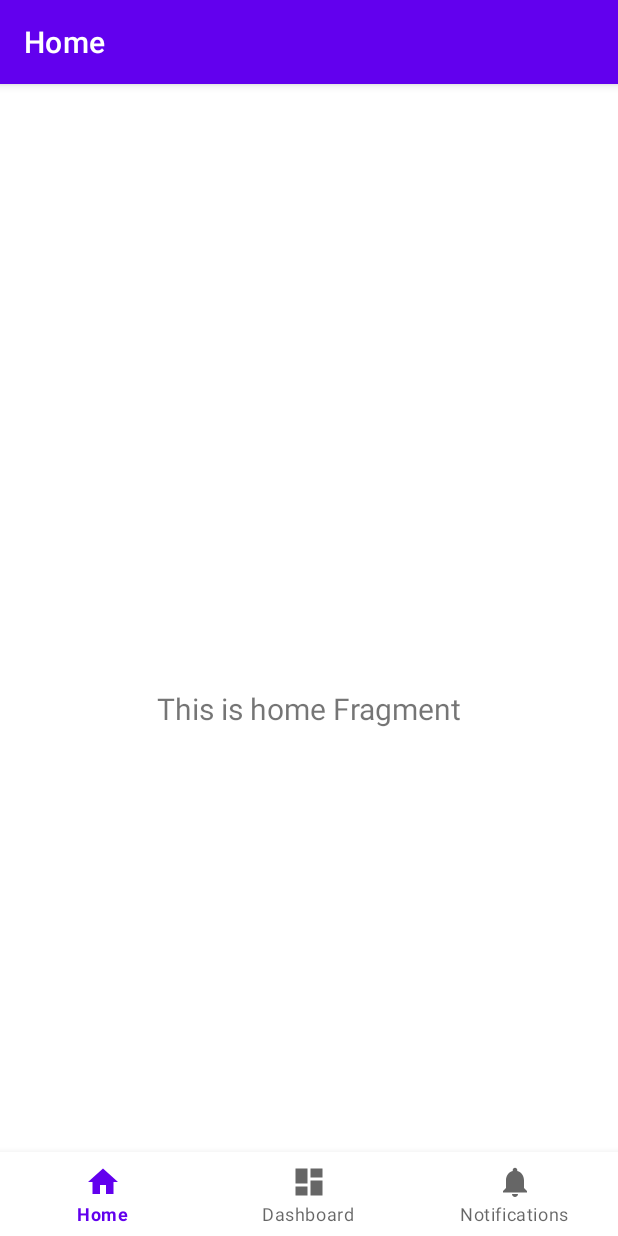
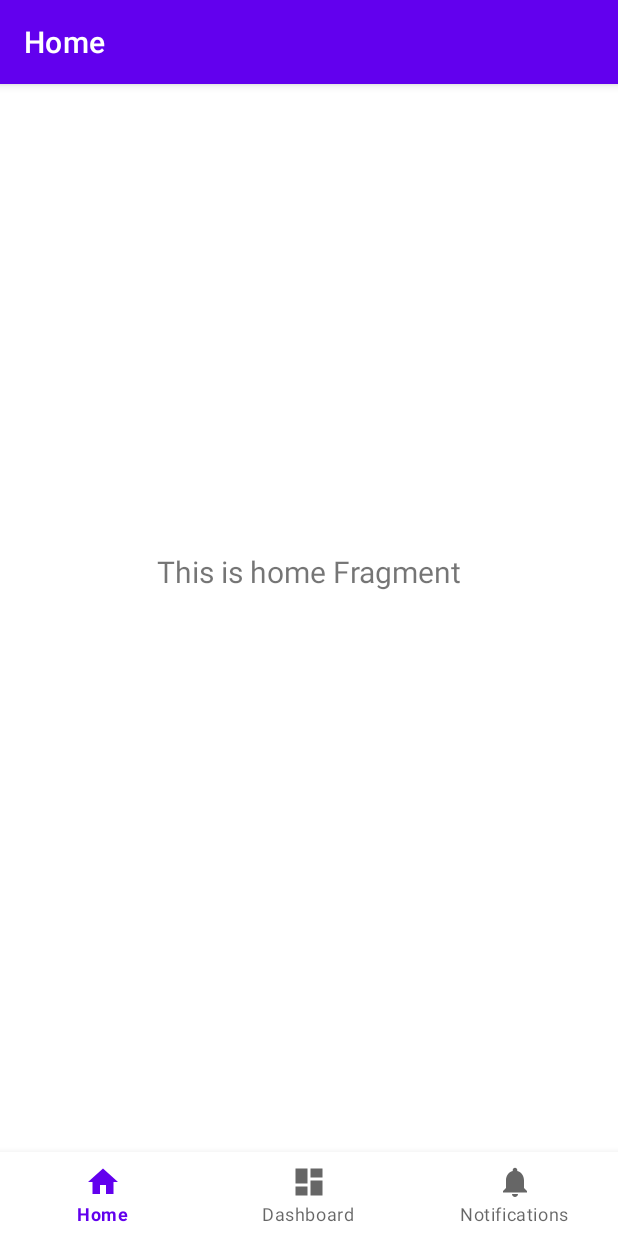
Before and after one commit to Kroich/Young_Cook_Recept_Application, an Android app: the screen it shows after launch (MainActivity), on a phone screen of 412 x 824 dp. Run offline under Robolectric (Android 15) with nearby library versions, the phone set to English and light mode, and no system bars; our stand-ins replace navigation-ui.

```diff
--- a/src/app/src/main/res/layout/activity_main.xml
+++ b/src/app/src/main/res/layout/activity_main.xml
@@ -1,6 +1,7 @@
 <?xml version="1.0" encoding="utf-8"?>
 <androidx.constraintlayout.widget.ConstraintLayout xmlns:android="http://schemas.android.com/apk/res/android"
     xmlns:app="http://schemas.android.com/apk/res-auto"
+    xmlns:tools="http://schemas.android.com/tools"
     android:id="@+id/container"
     android:layout_width="match_parent"
     android:layout_height="match_parent"
--- a/src/app/src/main/res/layout/fragment_home.xml
+++ b/src/app/src/main/res/layout/fragment_home.xml
@@ -17,6 +17,8 @@
         android:textSize="20sp"
         app:layout_constraintBottom_toBottomOf="parent"
         app:layout_constraintEnd_toEndOf="parent"
+        app:layout_constraintHorizontal_bias="1.0"
         app:layout_constraintStart_toStartOf="parent"
-        app:layout_constraintTop_toTopOf="parent" />
+        app:layout_constraintTop_toTopOf="parent"
+        app:layout_constraintVertical_bias="0.366" />
 </androidx.constraintlayout.widget.ConstraintLayout>
```
Also changed, not shown: 5 other files.
